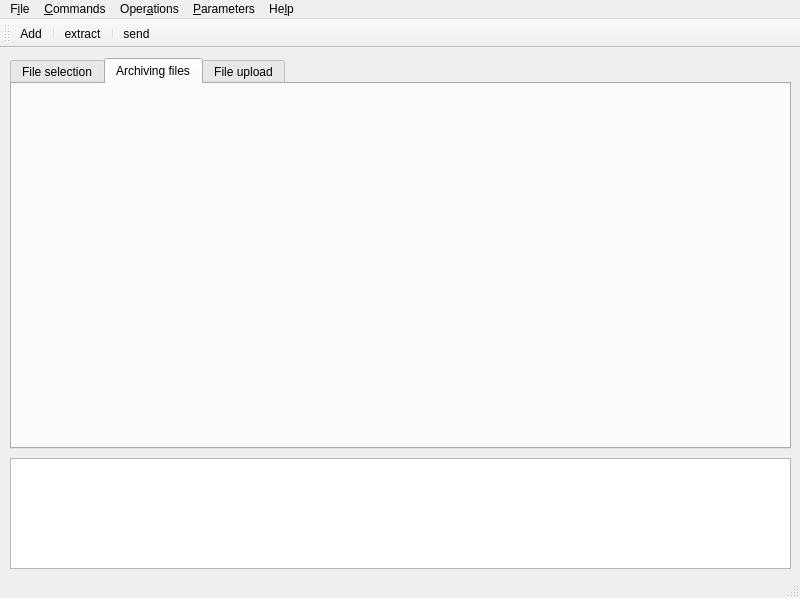
Before: the Qt Designer form gui/mainwindow.ui in DieNice/Parthenos, drawn with Qt 5.
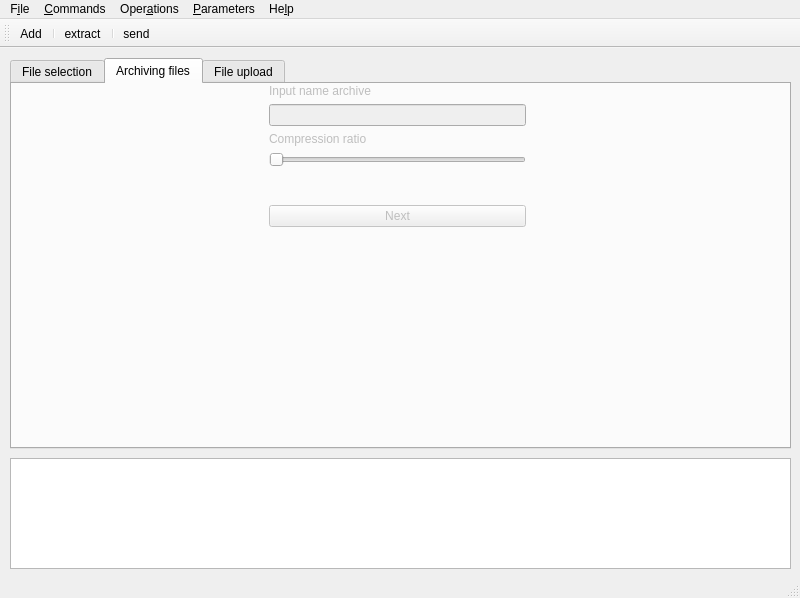
After: the same form once the commit is applied. The open tabs and pages were chosen to show the change. Icons and pictures are not drawn.

Commit message: added archiving files tab for ui

```diff
--- a/gui/mainwindow.ui
+++ b/gui/mainwindow.ui
@@ -133,6 +133,114 @@
      <attribute name="title">
       <string>Archiving files</string>
      </attribute>
+     <widget class="QWidget" name="gridLayoutWidget">
+      <property name="geometry">
+       <rect>
+        <x>0</x>
+        <y>0</y>
+        <width>771</width>
+        <height>351</height>
+       </rect>
+      </property>
+      <layout class="QGridLayout" name="gridLayout_2">
+       <item row="7" column="0">
+        <spacer name="verticalSpacer">
+         <property name="orientation">
+          <enum>Qt::Vertical</enum>
+         </property>
+         <property name="sizeHint" stdset="0">
+          <size>
+           <width>20</width>
+           <height>40</height>
+          </size>
+         </property>
+        </spacer>
+       </item>
+       <item row="8" column="0">
+        <spacer name="verticalSpacer_3">
+         <property name="orientation">
+          <enum>Qt::Vertical</enum>
+         </property>
+         <property name="sizeHint" stdset="0">
+          <size>
+           <width>20</width>
+           <height>40</height>
+          </size>
+         </property>
+        </spacer>
+       </item>
+       <item row="9" column="0">
+        <spacer name="verticalSpacer_2">
+         <property name="orientation">
+          <enum>Qt::Vertical</enum>
+         </property>
+         <property name="sizeHint" stdset="0">
+          <size>
+           <width>20</width>
+           <height>40</height>
+          </size>
+         </property>
+        </spacer>
+       </item>
+       <item row="2" column="0">
+        <spacer name="horizontalSpacer_3">
+         <property name="orientation">
+          <enum>Qt::Horizontal</enum>
+         </property>
+         <property name="sizeHint" stdset="0">
+          <size>
+           <width>40</width>
+           <height>20</height>
+          </size>
+         </property>
+        </spacer>
+       </item>
+       <item row="2" column="2">
+        <spacer name="horizontalSpacer_4">
+         <property name="orientation">
+          <enum>Qt::Horizontal</enum>
+         </property>
+         <property name="sizeHint" stdset="0">
+          <size>
+           <width>40</width>
+           <height>20</height>
+          </size>
+         </property>
+        </spacer>
+       </item>
+       <item row="6" column="1">
+        <widget class="QSlider" name="horizontalSlider">
+         <property name="orientation">
+          <enum>Qt::Horizontal</enum>
+         </property>
+        </widget>
+       </item>
+       <item row="2" column="1">
+        <widget class="QLineEdit" name="lineEdit"/>
+       </item>
+       <item row="1" column="1">
+        <widget class="QLabel" name="label">
+         <property name="text">
+          <string>Input name archive</string>
+         </property>
+        </widget>
+       </item>
+       <item row="5" column="1">
+        <widget class="QLabel" name="label_2">
+         <property name="text">
+          <string>Compression ratio</string>
+         </property>
+        </widget>
+       </item>
+       <item row="7" column="1">
+        <widget class="QPushButton" name="pushButton">
+         <property name="text">
+          <string>Next</string>
+         </property>
+        </widget>
+       </item>
+      </layout>
+     </widget>
     </widget>
     <widget class="QWidget" name="tab_3">
      <property name="enabled">
```
Left out of the diff: 2 changed lines with no effect on the pictures.
